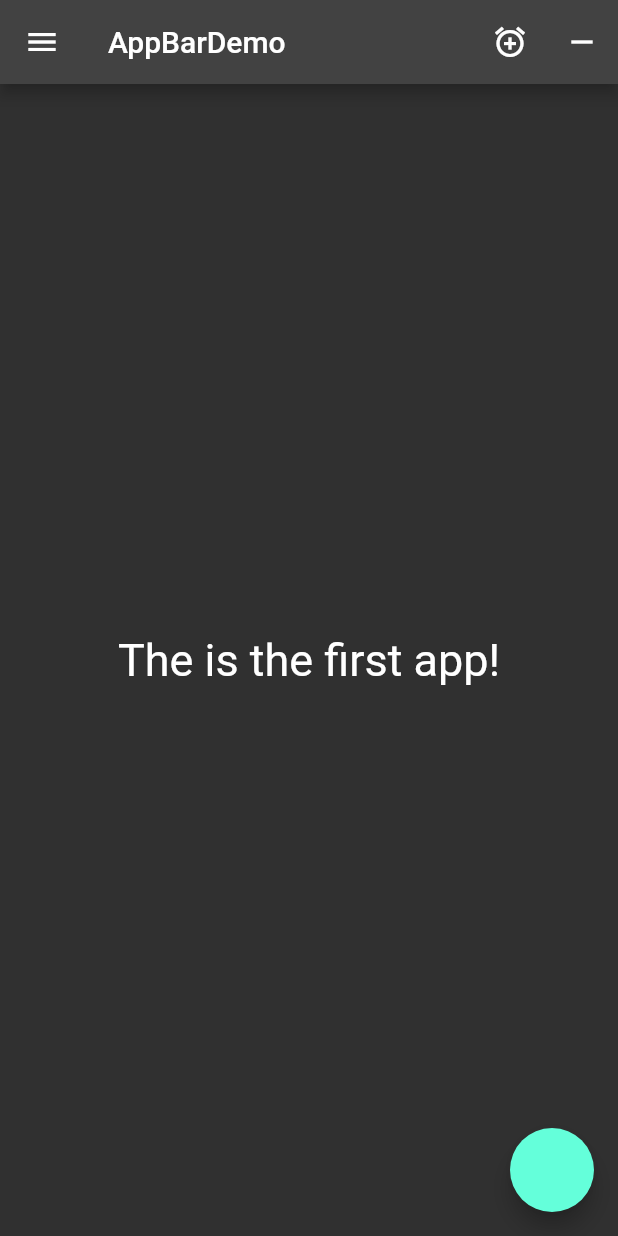
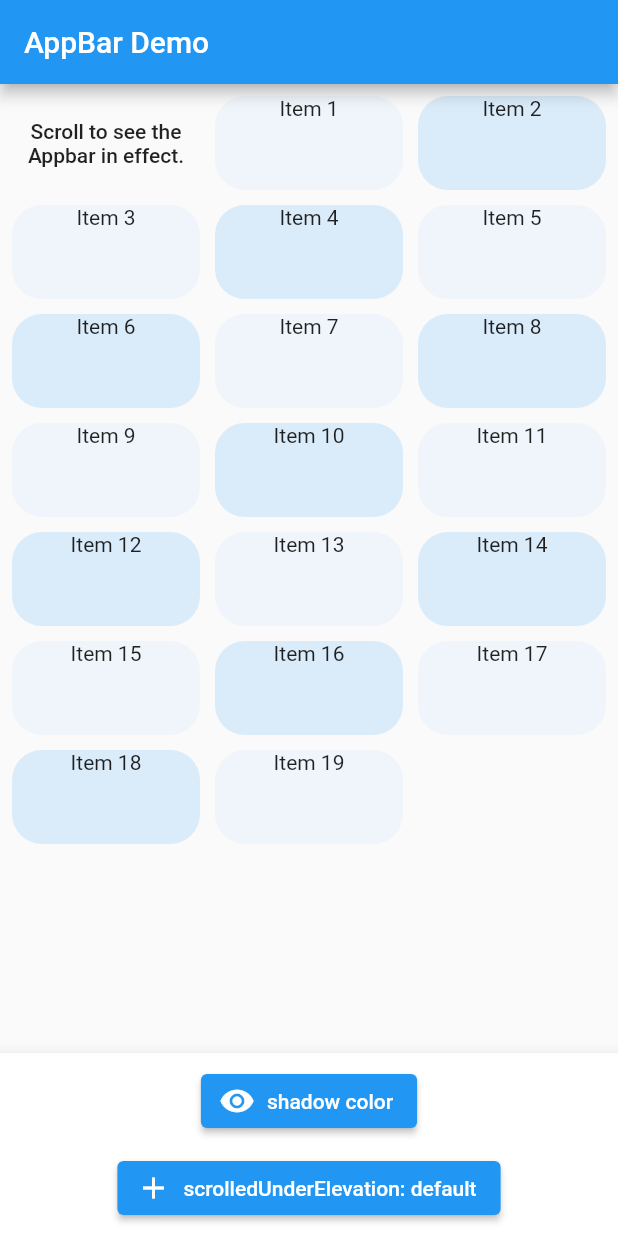
Before and after one commit to alexandrelpaun/New_Project, a Flutter app: the screen it shows after launch, on a phone screen of 412 x 824 dp. Run offline on Flutter 3.47's test engine with Material 2 defaults, Android fonts, the light colour scheme and no system bars.

Commit message:
AppBarDemo v2

```diff
--- a/lib/AppBarDemo.dart
+++ b/lib/AppBarDemo.dart
@@ -1,50 +1,106 @@
 import 'package:flutter/material.dart';
 
-class AppBarDemo extends StatelessWidget {
+final List<int> _items = List<int>.generate(20, (int index) => index);
+
+class AppBarDemo extends StatefulWidget {
   const AppBarDemo({super.key});
 
   @override
+  State<AppBarDemo> createState() => _AppBarDemoState();
+}
+
+class _AppBarDemoState extends State<AppBarDemo> {
+  bool shadowColor = false;
+  double? scrolledUnderElevation;
+
+  @override
   Widget build(BuildContext context) {
-    int counter;
+    final ColorScheme colorScheme = Theme.of(context).colorScheme;
+    final Color oddItemColor = colorScheme.primary.withOpacity(0.05);
+    final Color evenItemColor = colorScheme.primary.withOpacity(0.15);
     return Scaffold(
-      appBar: AppBar(
 
-        title: const Text('AppBarDemo'),
+//1 TO DO appBar- title
+        appBar: AppBar(
+          title: const Text('AppBar Demo'),
+          scrolledUnderElevation: scrolledUnderElevation,
+          shadowColor:
+              shadowColor ? Theme.of(context).colorScheme.shadow : null,
+        ),
 
-        actions: <Widget>[
-          IconButton(
-            icon:  Icon(Icons.add_alarm),
-            onPressed: () {print('Add');},
+//2 TO DO body
+        body: GridView.builder(
+          shrinkWrap: true,
+          itemCount: _items.length,
+          padding: const EdgeInsets.all(8.0),
+          gridDelegate: const SliverGridDelegateWithFixedCrossAxisCount(
+            crossAxisCount: 3,
+            childAspectRatio: 2.0,
+            mainAxisSpacing: 10.0,
+            crossAxisSpacing: 10.0,
           ),
-          IconButton(
-            icon: Icon(Icons.remove),
-            onPressed: () {print('Remove');},
-          ),
-        ],
-
-        leading: IconButton(
-              icon: Icon(Icons.menu),
-              onPressed: () {},
-            ),
-
-          ),
-
-
-
-      body: const Center(
-        child: Text(
-          'The is the first app!',
-          style: TextStyle(
-            fontSize: 30,
+          itemBuilder: (BuildContext context, int index) {
+            if (index == 0) {
+              return Center(
+                child: Text(
+                  'Scroll to see the Appbar in effect.',
+                  style: Theme.of(context).textTheme.labelLarge,
+                  textAlign: TextAlign.center,
+                ),
+              );
+            }
+            return Container(
+              alignment: Alignment.topCenter,
+              decoration: BoxDecoration(
+                borderRadius: BorderRadius.circular(20.0),
+                color: _items[index].isOdd ? oddItemColor : evenItemColor,
+              ),
+              child: Text('Item $index'),
+            );
+          },
+        ),
+ bottomNavigationBar: BottomAppBar(
+        child: Padding(
+          padding: const EdgeInsets.all(8),
+          child: OverflowBar(
+            overflowAlignment: OverflowBarAlignment.center,
+            alignment: MainAxisAlignment.center,
+            overflowSpacing: 5.0,
+            children: <Widget>[
+              ElevatedButton.icon(
+                onPressed: () {
+                  setState(() {
+                    shadowColor = !shadowColor;
+                  });
+                },
+                icon: Icon(
+                  shadowColor ? Icons.visibility_off : Icons.visibility,
+                ),
+                label: const Text('shadow color'),
+              ),
+              const SizedBox(width: 5),
+              ElevatedButton.icon(
+                onPressed: () {
+                  if (scrolledUnderElevation == null) {
+                    setState(() {
+                      // Default elevation is 3.0, increment by 1.0.
+                      scrolledUnderElevation = 4.0;
+                    });
+                  } else {
+                    setState(() {
+                      scrolledUnderElevation = scrolledUnderElevation! + 1.0;
+                    });
+                  }
+                },
+                icon: const Icon(Icons.add),
+                label: Text(
+                  'scrolledUnderElevation: ${scrolledUnderElevation ?? 'default'}',
+                ),
+              ),
+            ],
           ),
         ),
       ),
-
-      floatingActionButton: FloatingActionButton(
-
-        onPressed: (){},
-      ),
-
     );
   }
 }
--- a/lib/main.dart
+++ b/lib/main.dart
@@ -1,5 +1,7 @@
 import 'package:flutter/material.dart';
 import 'package:proiect_nou/AppBarDemo.dart';
+
+
 
 void main() {
   runApp(const MyApp());
@@ -10,10 +12,6 @@ class MyApp extends StatelessWidget {
 
   @override
   Widget build(BuildContext context) {
-    return  MaterialApp(
-      home: AppBarDemo(),
-      theme:ThemeData.dark()
-    );
-
+    return MaterialApp(home: AppBarDemo(), theme: ThemeData.light());
   }
 }
```
